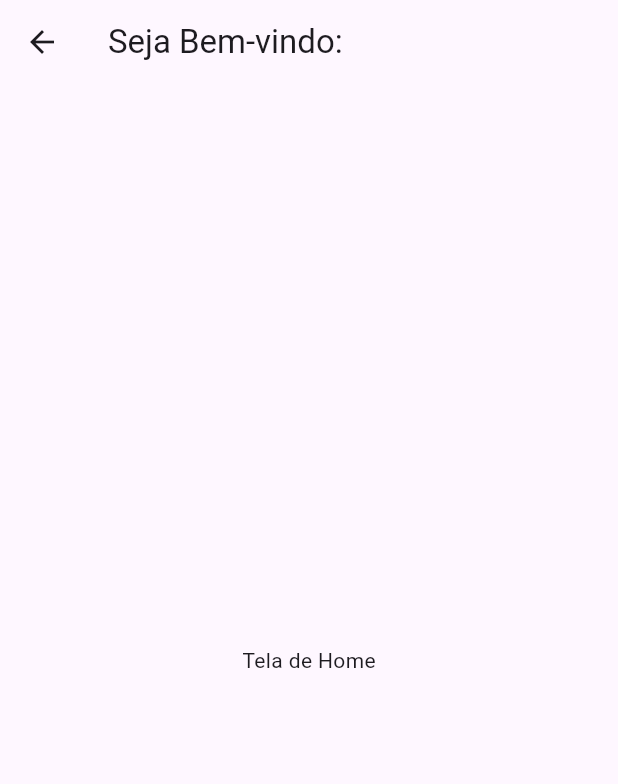
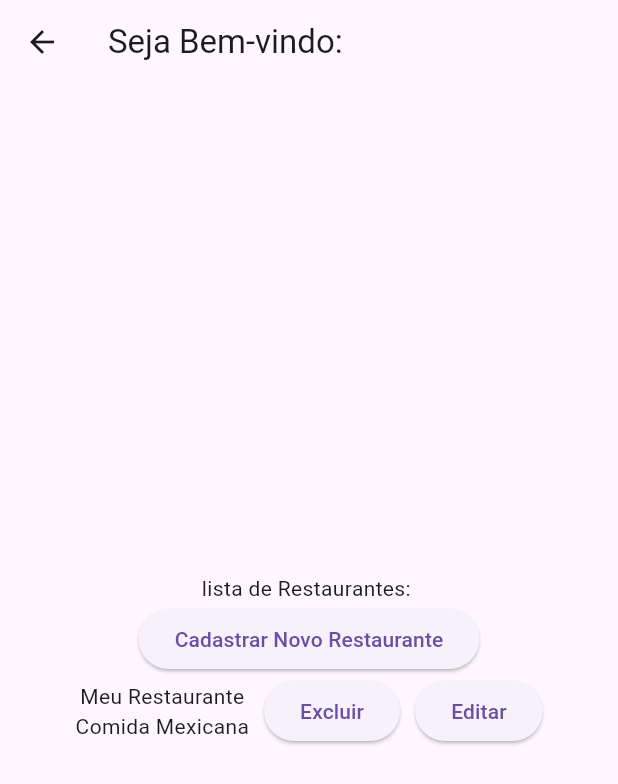
Before and after one commit to Thiago-freitas-S/ComaBem, a Flutter app: the Telahome screen opened directly, on a phone screen of 412 x 824 dp. Shown: the top 784 px of the screen. Run offline on Flutter 3.47's test engine with Material 3 defaults, Android fonts, the phone set to English and light mode, and no system bars; our stand-ins replace sqflite; accounts and stored records are empty.

Commit message:
adicionando tela de cadastro de restaurantes

```diff
--- a/lib/banco/usuario.dao.dart
+++ b/lib/banco/usuario.dao.dart
@@ -1,5 +1,4 @@
 import 'database_helper.dart';
-import '../usuario.dart';
 
 class UsuarioDAO{
   static  Future<bool> autenticar(String login, String senha) async{
--- a/lib/main.dart
+++ b/lib/main.dart
@@ -1,9 +1,5 @@
 import 'package:flutter/material.dart';
 import 'package:projetoflutter/tela_login.dart';
-import 'usuario.dart';
-import 'tipo.dart';
-import 'restaurante.dart';
-import 'tela_login.dart';
 
 void main() {
   runApp(const MyApp());
--- a/lib/tela_home.dart
+++ b/lib/tela_home.dart
@@ -1,14 +1,38 @@
 import 'package:flutter/material.dart';
+import 'package:projetoflutter/tela_cad_restaurante.dart';
 
 class Telahome extends StatelessWidget{
-  Telahome({super.key});
+  const Telahome({super.key});
 
   @override
   Widget build(BuildContext context) {
     return Scaffold(
       appBar: AppBar(title: const Text("Seja Bem-vindo: ")),
-      body: const Center(
-        child: Text("Tela de Home"),
+      body: Padding(padding: const EdgeInsets.all(30),
+          child: Column(
+            mainAxisAlignment: MainAxisAlignment.center,
+          children: [
+            Text("lista de Restaurantes: "),
+            ElevatedButton(onPressed: (){
+              Navigator.push(context, MaterialPageRoute(builder: (context) => TelaCadRestaurante()));
+            }, child: Text("Cadastrar Novo Restaurante")),
+            Row(
+              mainAxisAlignment: MainAxisAlignment.center,
+              children: [
+                Column(
+                  children: [
+                    Text("Meu Restaurante"),
+                    Text("Comida Mexicana")
+                  ],
+                ),
+                SizedBox(width: 10),
+                ElevatedButton(onPressed: (){}, child: Text("Excluir")),
+                SizedBox(width: 10),
+                ElevatedButton(onPressed: (){}, child: Text("Editar"))
+              ],
+            )
+          ],
+        ),
       ),
     );
   }
--- a/lib/tela_login.dart
+++ b/lib/tela_login.dart
@@ -1,5 +1,4 @@
 import 'package:flutter/material.dart';
-import 'usuario.dart';
 import 'tela_home.dart';
 import 'banco/usuario.dao.dart';
 
```
Also changed, not shown: lib/banco/database_helper.dart (+8 -6 lines), lib/tela_cad_restaurante.dart (added, +49 -0 lines).
